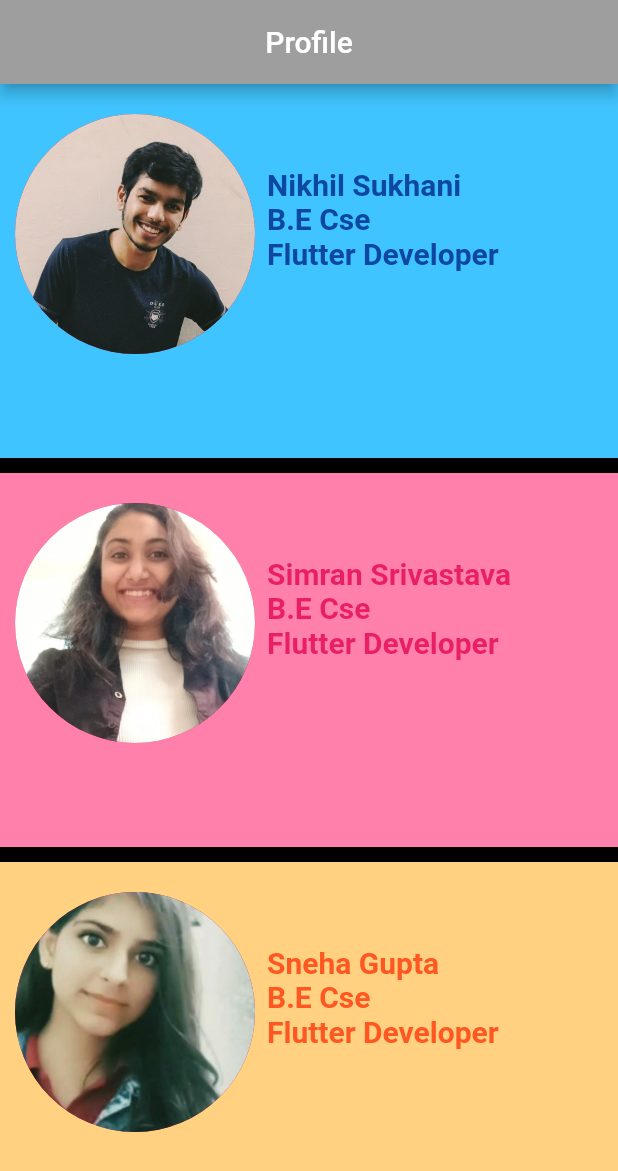
After one commit to simransrivastava01/EcoVille, a Flutter app: the MyHomePage screen opened directly, on a phone screen of 412 x 824 dp. The commit adds this screen. Shown: the top 1171 px of the screen. Run offline on Flutter 3.47's test engine with Material 2 defaults, Android fonts, the phone set to English and light mode, and no system bars; our stand-ins replace flutter_spinkit, font_awesome_flutter, rflutter_alert.

Commit message:
All Done!

```diff
--- /dev/null
+++ b/lib/aboutUs.dart
@@ -0,0 +1,162 @@
+import 'package:flutter/cupertino.dart';
+import 'package:flutter/material.dart';
+
+class AboutScreen extends StatefulWidget {
+
+  static String id = 'about_screen';
+
+  @override
+  _AboutScreenState createState() => _AboutScreenState();
+}
+
+class _AboutScreenState extends State<AboutScreen> {
+  // This widget is the root of your application.
+  @override
+  Widget build(BuildContext context) {
+    return MaterialApp(
+      //title: 'Flutter Demo',
+      theme: ThemeData(
+        // This is the theme of your application.
+        //
+        // Try running your application with "flutter run". You'll see the
+        // application has a blue toolbar. Then, without quitting the app, try
+        // changing the primarySwatch below to Colors.green and then invoke
+        // "hot reload" (press "r" in the console where you ran "flutter run",
+        // or simply save your changes to "hot reload" in a Flutter IDE).
+        // Notice that the counter didn't reset back to zero; the application
+        // is not restarted.
+        primarySwatch: Colors.blue,
+      ),
+      home: MyHomePage(),
+    );
+  }
+}
+
+class MyHomePage extends StatefulWidget {
+  @override
+  _MyHomePageState createState() => _MyHomePageState();
+}
+
+class _MyHomePageState extends State<MyHomePage> {
+  @override
+  Widget build(BuildContext context) {
+    return Scaffold(
+      backgroundColor: Colors.black,
+      appBar: AppBar(
+        title: Text('Profile'),
+        centerTitle: true,
+        backgroundColor: Colors.grey,
+      ),
+      body: SafeArea(
+        child: Column(
+          children: <Widget>[
+            Expanded(
+              child: Container(
+                color: Colors.lightBlueAccent,
+                child: Column(
+                  children: <Widget>[
+                    Row(
+                      children: <Widget>[
+                        Padding(
+                          padding: const EdgeInsets.only(top: 20.0, left: 10.0),
+                          child: CircleAvatar(
+                            radius: 80.0,
+
+                            //backgroundColor: Colors.red,
+                            backgroundImage: AssetImage('images/k1.jpeg'),
+                          ),
+                        ),
+                        Padding(
+                          padding: const EdgeInsets.all(8.0),
+                          child: Text(
+                            'Nikhil Sukhani\nB.E Cse\nFlutter Developer',
+                            style: TextStyle(
+                              fontSize: 20.0,
+                              color: Colors.blue[900],
+                              fontWeight: FontWeight.bold,
+                              //fontFamily: 'Pacifico',
+                            ),
+                          ),
+                        )
+                      ],
+                    )
+                  ],
+                ),
+              ),
+            ),
+            SizedBox(height: 10.0),
+            Expanded(
+              child: Container(
+                color: Colors.pinkAccent[100],
+                child: Column(
+                  children: <Widget>[
+                    Row(
+                      children: <Widget>[
+                        Padding(
+                          padding: const EdgeInsets.only(top: 20.0, left: 10.0),
+                          child: CircleAvatar(
+                            radius: 80.0,
+
+                            //backgroundColor: Colors.red,
+                            backgroundImage: AssetImage('images/i1.jpeg'),
+                          ),
+                        ),
+                        Padding(
+                          padding: const EdgeInsets.all(8.0),
+                          child: Text(
+                            'Simran Srivastava\nB.E Cse\nFlutter Developer',
+                            style: TextStyle(
+                              fontSize: 20.0,
+                              color: Colors.pink,
+                              fontWeight: FontWeight.bold,
+                              //fontFamily: 'Pacifico',
+                            ),
+                          ),
+                        )
+                      ],
+                    )
+                  ],
+                ),
+              ),
+            ),
+            SizedBox(height: 10.0),
+            Expanded(
+              child: Container(
+                color: Colors.orangeAccent[100],
+                child: Column(
+                  children: <Widget>[
+                    Row(
+                      children: <Widget>[
+                        Padding(
+                          padding: const EdgeInsets.only(top: 20.0, left: 10.0),
+                          child: CircleAvatar(
+                            radius: 80.0,
+
+                            //backgroundColor: Colors.red,
+                            backgroundImage: AssetImage('images/ss.jpeg'),
+                          ),
+                        ),
+                        Padding(
+                          padding: const EdgeInsets.all(8.0),
+                          child: Text(
+                            'Sneha Gupta\nB.E Cse\nFlutter Developer',
+                            style: TextStyle(
+                              fontSize: 20.0,
+                              color: Colors.deepOrange,
+                              fontWeight: FontWeight.bold,
+                              //fontFamily: 'Pacifico',
+                            ),
+                          ),
+                        )
+                      ],
+                    )
+                  ],
+                ),
+              ),
+            ),
+          ],
+        ),
+      ),
+    );
+  }
+}
--- a/lib/main.dart
+++ b/lib/main.dart
@@ -6,6 +6,7 @@ import 'package:hackathon/mainPage/main2.dart';
 import 'package:hackathon/tracker/track.dart';
 import 'package:hackathon/CovidQuiz/MainQuiz.dart';
 import 'package:hackathon/precaution/pre.dart';
+import 'package:hackathon/aboutUs.dart';
 
 
 void main()
@@ -34,6 +35,7 @@ class MyApp extends StatelessWidget
         TrackScreen.id:(context) => TrackScreen(),
         MainQuizScreen.id:(context) => MainQuizScreen(),
         PrecautionScreen.id:(context) => PrecautionScreen(),
+        AboutScreen.id:(context) => AboutScreen(),
       },
     );
 
--- a/lib/mainPage/input_page.dart
+++ b/lib/mainPage/input_page.dart
@@ -5,6 +5,7 @@ import 'package:hackathon/tracker/track.dart';
 import 'package:hackathon/CovidQuiz/MainQuiz.dart';
 import 'package:hackathon/game.dart';
 import 'package:hackathon/precaution/pre.dart';
+import 'package:hackathon/aboutUs.dart';
 
 const activeCardColor = Color(0xFF1D1E33);
 const inactiveCardColor = Color(0xFF1D1E28);
@@ -125,7 +126,7 @@ class _InputPageState extends State<InputPage> {
                         'CORONA  TRACKER',
                         style: TextStyle(
                             fontSize: 15.0,
-                            color: Colors.yellow,
+                            color: Colors.purpleAccent,
                             fontFamily: 'Pacifico'),
                       ),
                       GestureDetector(
@@ -135,8 +136,8 @@ class _InputPageState extends State<InputPage> {
                           cardChild: IconButton(
                             //label: '1',
                             icon: new Icon(
-                              Icons.new_releases,
-                              color: Colors.yellow,
+                              Icons.save,
+                              color: Colors.purpleAccent,
                             ),
                             iconSize: 80,
                             color: Colors.white,
@@ -206,7 +207,7 @@ class _InputPageState extends State<InputPage> {
                         'PRECAUTIONS',
                         style: TextStyle(
                             fontSize: 15.0,
-                            color: Colors.purpleAccent,
+                            color: Colors.yellow,
                             fontFamily: 'Pacifico'),
                       ),
                       GestureDetector(
@@ -215,16 +216,16 @@ class _InputPageState extends State<InputPage> {
                           colour: card5,
                           cardChild: IconButton(
                             //label: '1',
-                            icon: new Icon(Icons.save),
+                            icon: new Icon(Icons.new_releases),
                             iconSize: 80,
-                            color: Colors.purpleAccent,
+                            color: Colors.yellow,
                             onPressed: () {
                               //Navigator.pushNamed(context, RegistrationScreen.id);
                               //child: SelectionButton();
                               Navigator.push(
                                 context,
                                 MaterialPageRoute(
-                                    builder: (context) => FitnessScreen()),
+                                    builder: (context) => PrecautionScreen()),
                               );
                             },
                           ),
@@ -258,7 +259,7 @@ class _InputPageState extends State<InputPage> {
                               Navigator.push(
                                 context,
                                 MaterialPageRoute(
-                                    builder: (context) => PrecautionScreen()),
+                                    builder: (context) => AboutScreen()),
                               );
                             },
                           ),
```
